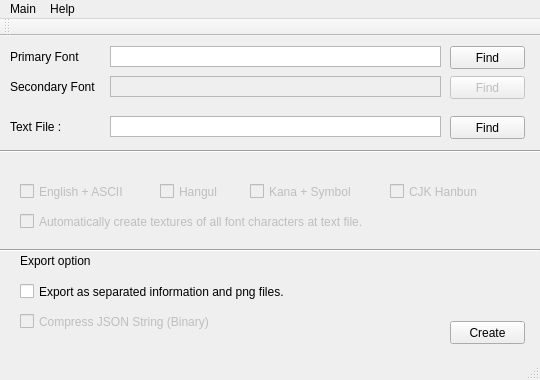
First picture: the form in DyFontAtlasGenerator/DyFontAtlasGenerator.ui, repository liliilli/DianYing, before the edit.
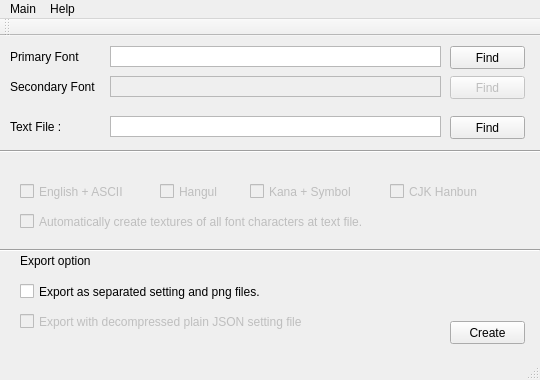
Second picture: the form after the edit.

Commit message: [Release] DyFontAtlasGenerator v190301

Patch:
```diff
--- a/DyFontAtlasGenerator/DyFontAtlasGenerator.ui
+++ b/DyFontAtlasGenerator/DyFontAtlasGenerator.ui
@@ -258,7 +258,7 @@
      </rect>
     </property>
     <property name="text">
-     <string>Export as separated information and png files.</string>
+     <string>Export as separated setting and png files.</string>
     </property>
    </widget>
    <widget class="QPushButton" name="BT_Create">
@@ -298,12 +298,12 @@
      <rect>
       <x>20</x>
       <y>275</y>
-      <width>271</width>
+      <width>311</width>
       <height>21</height>
      </rect>
     </property>
     <property name="text">
-     <string>Compress JSON String (Binary)</string>
+     <string>Export with decompressed plain JSON setting file</string>
     </property>
    </widget>
    <widget class="QCheckBox" name="CB_MapKana">
```
The commit also changes 9 other files.
